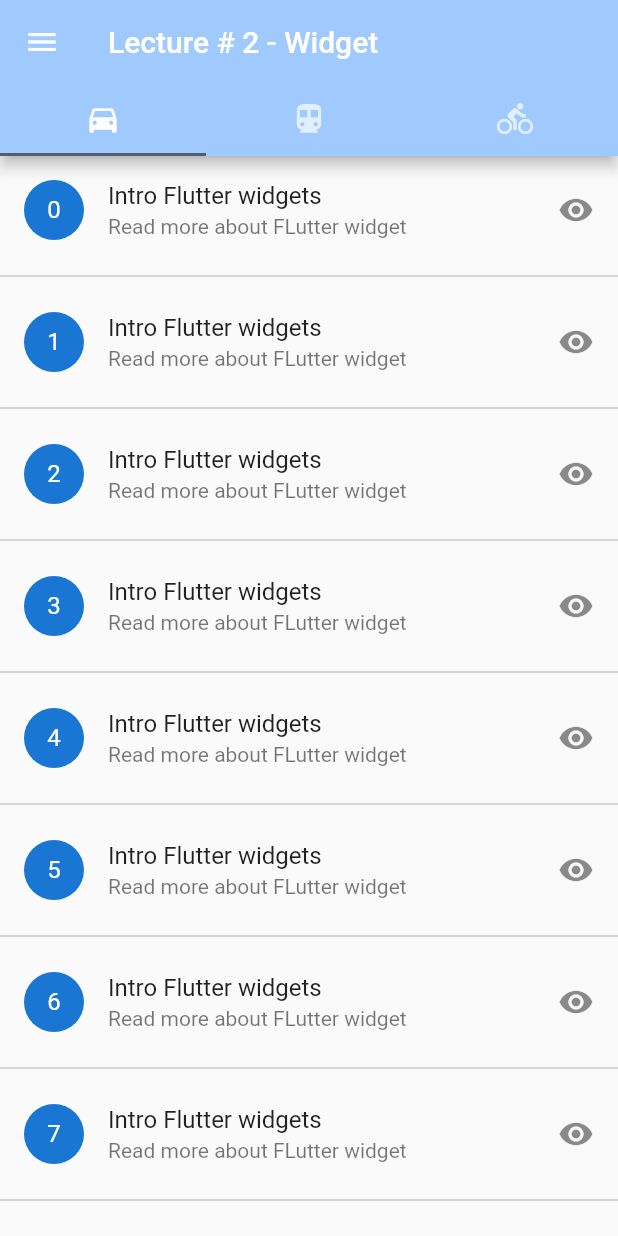
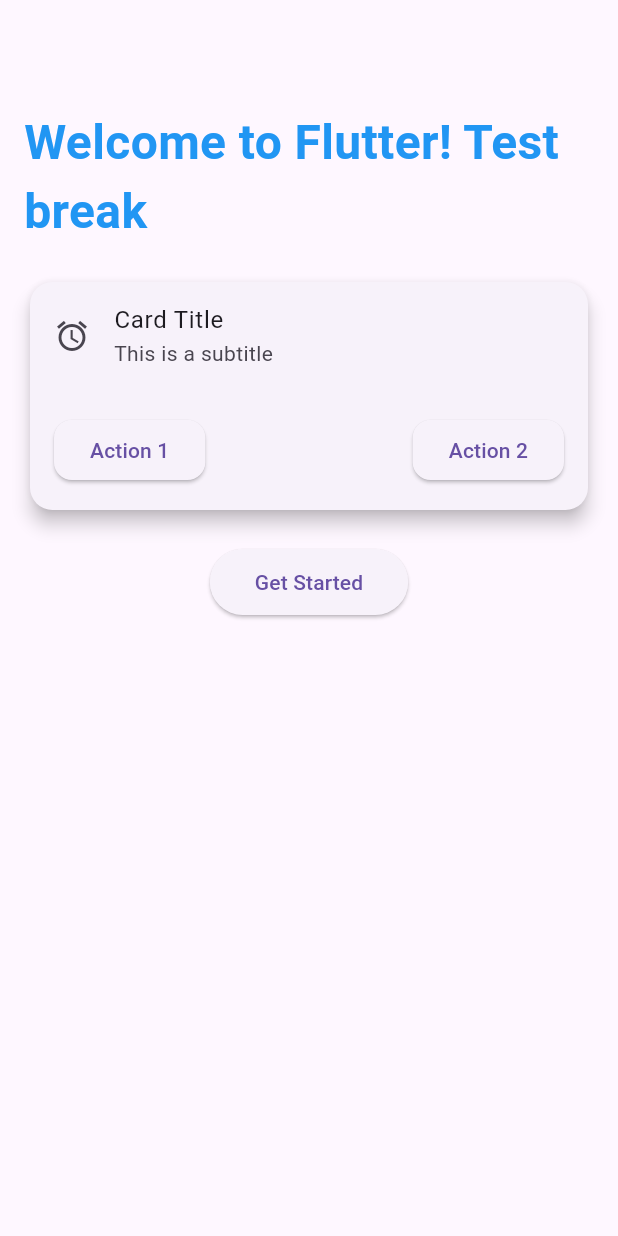
Before and after one commit to rao21/iba_course_2, a Flutter app: the screen it shows after launch, on a phone screen of 412 x 824 dp. Run offline on Flutter 3.47's test engine with Material 3 defaults, Android fonts, the phone set to English and light mode, and no system bars.

Commit message:
test code

```diff
--- a/lib/lect2/custom_tab.dart
+++ b/lib/lect2/custom_tab.dart
@@ -19,7 +19,7 @@
           backgroundColor: Theme.of(context).colorScheme.inversePrimary,
           title: const Text('Lecture # 2 - Widget'),
           bottom: const TabBar(tabs: [
-                /*1*/  Tab(icon: Icon(Icons.directions_car)),
+                 Tab(icon: Icon(Icons.directions_car)),
                   Tab(icon: Icon(Icons.directions_transit)),
                   Tab(icon: Icon(Icons.directions_bike)),
           ],),
--- a/lib/main.dart
+++ b/lib/main.dart
@@ -1,24 +1,104 @@
 import 'package:flutter/material.dart';
-import 'package:iba_course_2/lect1/list_view.dart';
-import 'package:iba_course_2/lect2/custom_tab.dart';
 
 void main() {
-  runApp(const MyApp());
+  runApp(MyApp());
 }
 
 class MyApp extends StatelessWidget {
-  const MyApp({super.key});
-
   @override
   Widget build(BuildContext context) {
     return MaterialApp(
-      title: 'Flutter Demo',
+      title: 'Flutter UI Example',
       theme: ThemeData(
-        colorScheme: ColorScheme.fromSeed(seedColor: Colors.blue),
-        appBarTheme: const AppBarTheme(),
-        useMaterial3: false,
+        primarySwatch: Colors.blue,
+        visualDensity: VisualDensity.adaptivePlatformDensity,
       ),
-      home: const CustomDrawer(),
+      home: HomeScreen(),
     );
   }
 }
+
+class HomeScreen extends StatelessWidget {
+  @override
+  Widget build(BuildContext context) {
+    return Scaffold(
+      appBar: AppBar(
+      ),
+      body: Padding(
+        padding: const EdgeInsets.all(16.0),
+        child: Column(
+          crossAxisAlignment: CrossAxisAlignment.center,
+          children: [
+           const Text(
+              'Welcome to Flutter! Test break',
+              style: TextStyle(
+                fontSize: 32,
+                fontWeight: FontWeight.bold,
+                color: Colors.blue,
+              ),
+            ),
+           const SizedBox(height: 20),
+            Card(
+              elevation: 5,
+              shape: RoundedRectangleBorder(
+                borderRadius: BorderRadius.circular(15),
+              ),
+              child: Column(
+                children: [
+                  ListTile(
+                    title: Text('Card Title'),
+                    subtitle: Text('This is a subtitle'),
+                    leading: Icon(Icons.access_alarm),
+                  ),
+                  Padding(
+                    padding: const EdgeInsets.all(16.0),
+                    child: Row(
+                      mainAxisAlignment: MainAxisAlignment.spaceBetween,
+                      children: [
+                        ElevatedButton(
+                          onPressed: () {
+                            // Action
+                          },
+                          child: Text('Action 1'),
+                          style: ElevatedButton.styleFrom(
+                            shape: RoundedRectangleBorder(
+                              borderRadius: BorderRadius.circular(12),
+                            ),
+                          ),
+                        ),
+                        ElevatedButton(
+                          onPressed: () {
+                            // Action
+                          },
+                          child: Text('Action 2'),
+                          style: ElevatedButton.styleFrom(
+                            shape: RoundedRectangleBorder(
+                              borderRadius: BorderRadius.circular(12),
+                            ),
+                          ),
+                        ),
+                      ],
+                    ),
+                  ),
+                ],
+              ),
+            ),
+            SizedBox(height: 20),
+            ElevatedButton(
+              onPressed: () {
+                // Navigate or action
+              },
+              child: Text('Get Started'),
+              style: ElevatedButton.styleFrom(
+                padding: EdgeInsets.symmetric(horizontal: 30, vertical: 12),
+                shape: RoundedRectangleBorder(
+                  borderRadius: BorderRadius.circular(25),
+                ),
+              ),
+            ),
+          ],
+        ),
+      ),
+    );
+  }
+}
--- a/pubspec.yaml
+++ b/pubspec.yaml
@@ -17,6 +17,7 @@
   flutter_test:
     sdk: flutter
   flutter_lints: ^3.0.0
+  golden_toolkit: ^0.14.0
 
 # For information on the generic Dart part of this file, see the
 # following page: https://dart.dev/tools/pub/pubspec
```
Also changed, not shown: pubspec.lock, 8 other files.
